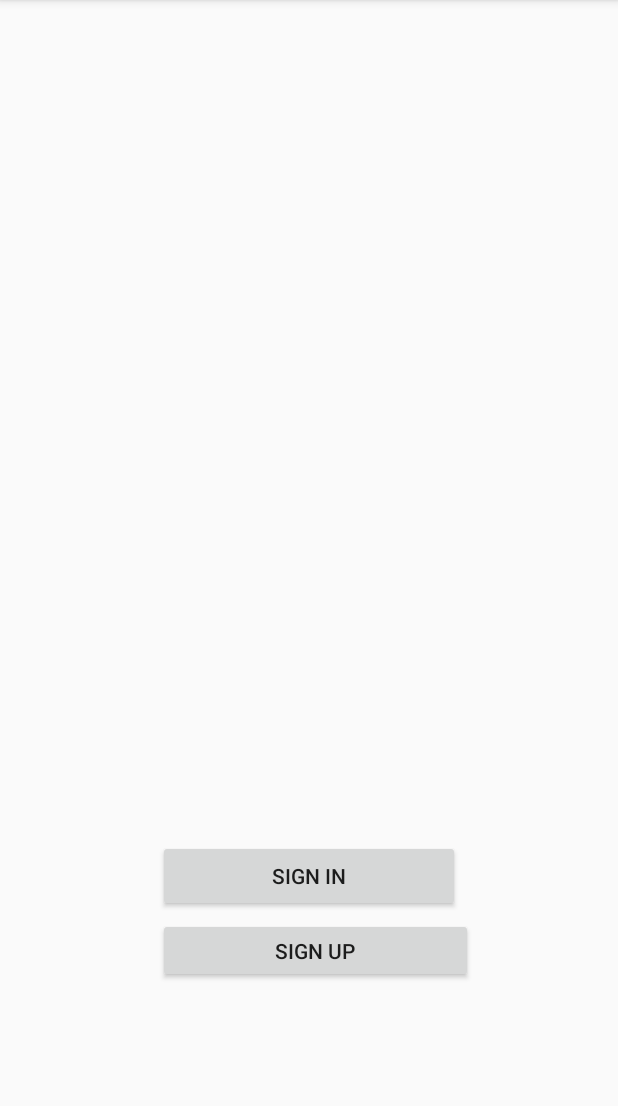
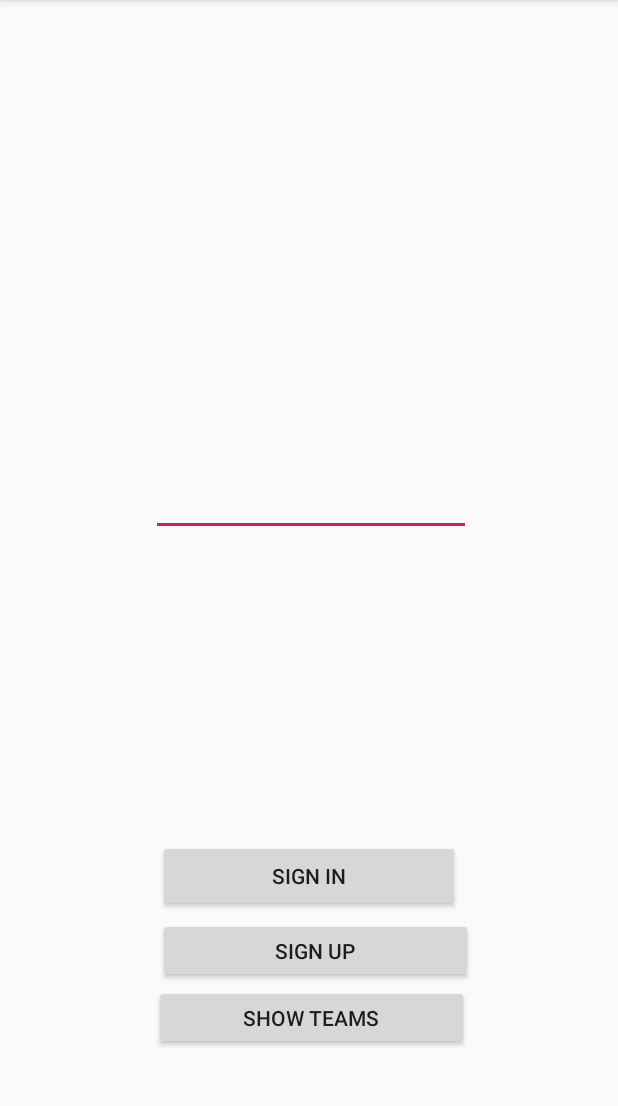
Before and after one commit to kandersonbsu/AndroidSoftballApp, an Android app: the screen it shows after launch (MainActivity), on a phone screen of 412 x 824 dp, the part 84-1190 px from its top. Run offline under Robolectric (Android 15) with nearby library versions, the phone set to English and light mode, and no system bars; libraries missing offline, so code that uses them is left out: io.objectbox, io.objectbox.kotlin; 2 statements that could not run were skipped.

Commit message:
Data persistence for Teams working

```diff
--- /dev/null
+++ b/app/src/main/java/com/example/softballapp/Database.kt
@@ -0,0 +1,15 @@
+package com.example.softballapp
+
+import android.app.Application
+import io.objectbox.Box
+
+class Database:Application() {
+
+    override fun onCreate() {
+        super.onCreate()
+        ObjectBox.init(this)
+
+    }
+
+
+}
--- a/app/src/main/java/com/example/softballapp/MainActivity.kt
+++ b/app/src/main/java/com/example/softballapp/MainActivity.kt
@@ -4,15 +4,19 @@ import android.content.Intent
 import android.support.v7.app.AppCompatActivity
 import android.os.Bundle
 import android.widget.Button
+import android.widget.EditText
+import io.objectbox.kotlin.query
 
  class MainActivity : AppCompatActivity() {
 
     override fun onCreate(savedInstanceState: Bundle?) {
         super.onCreate(savedInstanceState)
         setContentView(R.layout.activity_main)
-
+        var teamBox = ObjectBox.boxStore.boxFor(Team::class.java)
         val signupButton:Button = findViewById(R.id.signup)
         val signinButton:Button = findViewById(R.id.signin)
+        val showTeamsDebug:Button = findViewById(R.id.showTeams)
+        val teamsDisplay:EditText = findViewById(R.id.TeamsText)
 
         signupButton.setOnClickListener {
             val intent = Intent(this, SignupActivity::class.java)
@@ -24,6 +28,14 @@ import android.widget.Button
             startActivityForResult(intent, 42)
         }
 
+        showTeamsDebug.setOnClickListener {
+            val query = teamBox.query() {
+                order(Team_.teamName)
+            }
+            val results = query.find()
+            teamsDisplay.setText(results.count().toString())
+        }
+
 
     }
  }
--- a/app/src/main/java/com/example/softballapp/ObjectBox.kt
+++ b/app/src/main/java/com/example/softballapp/ObjectBox.kt
@@ -1,20 +1,17 @@
 package com.example.softballapp
 
 import android.content.Context
-import android.util.Log
 import io.objectbox.BoxStore
 
 /**
  * Singleton to keep BoxStore reference.
  */
 object ObjectBox {
-
     lateinit var boxStore: BoxStore
         private set
 
     fun init(context: Context) {
         boxStore = MyObjectBox.builder().androidContext(context.applicationContext).build()
-
     }
 
 }
--- a/app/src/main/res/layout/activity_main.xml
+++ b/app/src/main/res/layout/activity_main.xml
@@ -15,6 +15,14 @@
             app:layout_constraintHorizontal_bias="0.502" app:layout_constraintEnd_toEndOf="parent"
             android:layout_marginTop="4dp" app:layout_constraintTop_toBottomOf="@+id/signin"/>
     <Button
+            android:text="Show Teams"
+            android:layout_width="210dp"
+            android:layout_height="43dp"
+            android:id="@+id/showTeams" app:layout_constraintStart_toStartOf="parent" android:layout_marginLeft="8dp"
+            android:layout_marginStart="8dp" style="@style/Widget.AppCompat.Button.Small"
+            app:layout_constraintHorizontal_bias="0.489" app:layout_constraintEnd_toEndOf="parent"
+            android:layout_marginBottom="68dp" app:layout_constraintBottom_toBottomOf="parent"/>
+    <Button
             android:text="Sign In"
             android:layout_width="201dp"
             android:layout_height="wrap_content"
@@ -23,4 +31,14 @@
             app:layout_constraintBottom_toBottomOf="parent"
             app:layout_constraintStart_toStartOf="parent"
             app:layout_constraintEnd_toEndOf="parent"/>
+    <EditText
+            android:layout_width="wrap_content"
+            android:layout_height="wrap_content"
+            android:inputType="textPersonName"
+            android:ems="10"
+            android:id="@+id/TeamsText" app:layout_constraintEnd_toEndOf="parent"
+            android:layout_marginEnd="8dp" android:layout_marginRight="8dp"
+            app:layout_constraintStart_toStartOf="parent" android:layout_marginLeft="8dp"
+            android:layout_marginStart="8dp" android:layout_marginTop="312dp" app:layout_constraintTop_toTopOf="parent"
+            app:layout_constraintHorizontal_bias="0.506"/>
 </android.support.constraint.ConstraintLayout>
--- a/app/src/main/res/values/strings.xml
+++ b/app/src/main/res/values/strings.xml
@@ -7,4 +7,5 @@
     <string name="ok">OK</string>
     <string name="team_name">Team Name:</string>
     <string name="location">Location:</string>
+    <string name="title_activity_homepage">activity_homepage</string>
 </resources>
```
Also changed, not shown: app/src/main/AndroidManifest.xml (+8 -0 lines), app/src/main/java/com/example/softballapp/HomepageActivity.kt (added, +12 -0 lines), app/src/main/java/com/example/softballapp/SignupActivity.kt (+18 -0 lines), app/src/main/java/com/example/softballapp/Team.kt (+7 -2 lines), app/src/main/res/layout/activity_homepage.xml (added, +10 -0 lines), 2627 other files.
